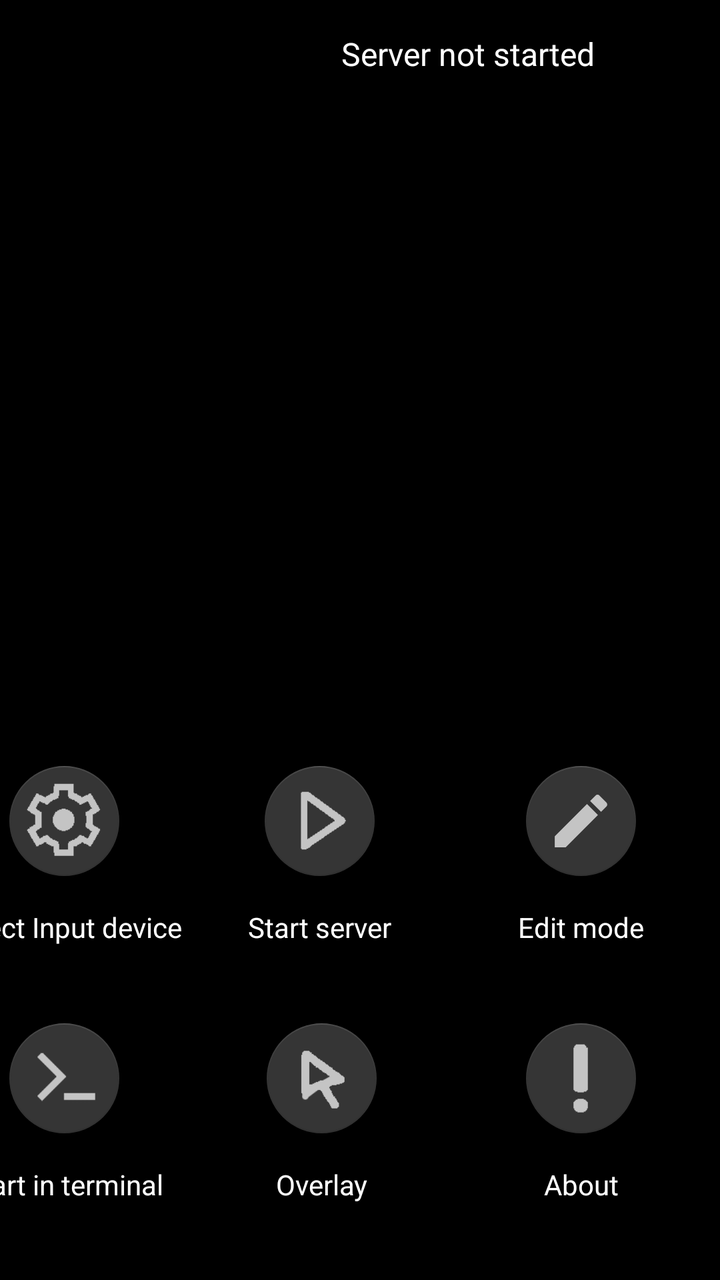
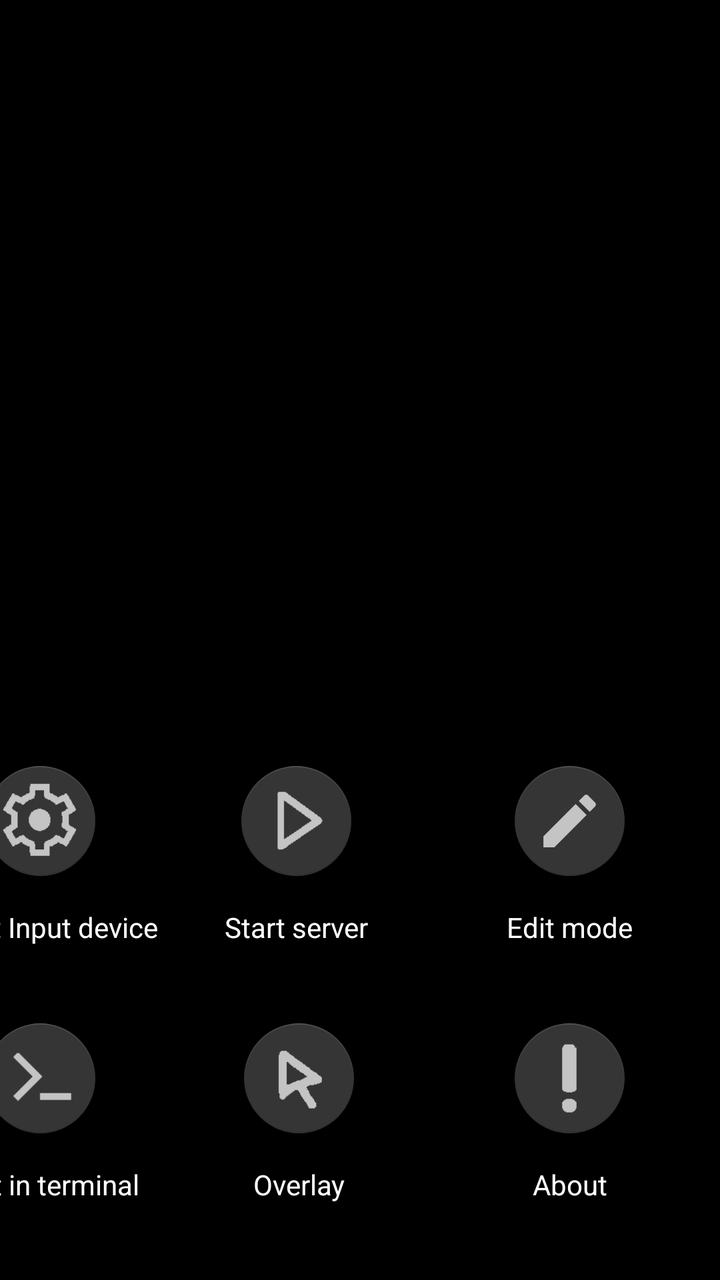

Screens rendered from an Android XML layout before and after an edit, with the pre-edit source and the edit as a unified diff.
<!-- AndroidManifest.xml: application theme Theme.XtMapper -->
<!-- res/layout/activity_main.xml -->
<?xml version="1.0" encoding="utf-8"?>
<androidx.constraintlayout.widget.ConstraintLayout xmlns:android="http://schemas.android.com/apk/res/android"
    xmlns:app="http://schemas.android.com/apk/res-auto"
    xmlns:tools="http://schemas.android.com/tools"
    android:id="@+id/activity_main"
    android:layout_width="match_parent"
    android:layout_height="match_parent"
    android:background="@android:color/background_dark"
    tools:context=".MainActivity"
    tools:ignore="ContentDescription,SpUsage">

    <TextView
        android:id="@+id/cmdview"
        android:layout_width="250dp"
        android:layout_height="341dp"
        android:layout_marginTop="16dp"
        android:isScrollContainer="true"
        android:text="@string/run_script_info"
        android:textAlignment="center"
        android:textAppearance="@android:style/TextAppearance.Material.Large"
        android:textColor="@color/white"
        android:textSize="16sp"
        app:layout_constraintHorizontal_bias="0.99"
        app:layout_constraintLeft_toLeftOf="@+id/activity_main"
        app:layout_constraintRight_toRightOf="@+id/activity_main"
        app:layout_constraintTop_toTopOf="@+id/activity_main" />

    <TextView
        android:id="@+id/cmdview2"
        android:layout_width="136dp"
        android:layout_height="136dp"
        android:textColor="@color/white"
        app:layout_constraintHorizontal_bias="0.1"
        app:layout_constraintLeft_toLeftOf="@+id/activity_main"
        app:layout_constraintRight_toRightOf="@+id/cmdview"
        app:layout_constraintTop_toTopOf="parent" />

    <TextView
        android:id="@+id/cmdview3"
        android:layout_width="156dp"
        android:layout_height="134dp"
        android:layout_marginTop="48dp"
        android:textColor="@color/white"
        app:layout_constraintHorizontal_bias="0.013"
        app:layout_constraintLeft_toLeftOf="@+id/activity_main"
        app:layout_constraintRight_toRightOf="@+id/activity_main"
        app:layout_constraintTop_toBottomOf="@+id/cmdview2" />

    <androidx.constraintlayout.widget.ConstraintLayout
        android:id="@+id/constrained"
        android:layout_width="388dp"
        android:layout_height="257dp"
        app:layout_constraintBottom_toBottomOf="parent"
        app:layout_constraintEnd_toEndOf="parent">

        <androidx.constraintlayout.widget.Barrier
            android:id="@+id/barrierVertical"
            android:layout_width="0dp"
            android:layout_height="0dp"
            android:orientation="vertical"
            app:barrierDirection="right"
            app:constraint_referenced_ids="L1, L2"
            tools:layout_editor_absoluteX="125dp" />

        <androidx.constraintlayout.widget.Barrier
            android:id="@+id/barrierVertical2"
            android:layout_width="0dp"
            android:layout_height="0dp"
            android:orientation="vertical"
            app:barrierDirection="right"
            app:constraint_referenced_ids="R2, L2"
            tools:layout_editor_absoluteX="125dp" />

        <FrameLayout
            android:id="@+id/L1"
            android:layout_width="120dp"
            android:layout_height="90dp"
            android:layout_gravity="bottom|end"
            android:layout_marginEnd="10dp"
            android:layout_marginBottom="128dp"
            app:layout_constraintLeft_toLeftOf="parent">

            <com.google.android.material.floatingactionbutton.FloatingActionButton
                android:id="@+id/config_pointer"
                android:layout_width="wrap_content"
                android:layout_height="wrap_content"
                android:layout_gravity="top|center"
                android:scaleType="centerInside"
                android:src="@drawable/settings"
                app:backgroundTint="@color/grey"
                app:fabCustomSize="55dp"
                app:maxImageSize="40dp"
                app:tint="@color/white2"
                tools:ignore="ContentDescription" />

            <TextView
                android:layout_width="match_parent"
                android:layout_height="wrap_content"
                android:layout_gravity="bottom|center"
                android:elevation="16dp"
                android:text="@string/configure"
                android:textAlignment="center"
                android:textAppearance="?android:attr/textAppearanceMedium"
                android:textColor="@android:color/white"
                android:textSize="14dp" />
        </FrameLayout>


        <FrameLayout
            android:id="@+id/R1"
            android:layout_width="120dp"
            android:layout_height="90dp"
            android:layout_gravity="bottom|end"
            app:layout_constraintHorizontal_bias="0.051"
            app:layout_constraintLeft_toRightOf="@+id/barrierVertical"
            app:layout_constraintRight_toRightOf="parent"
            app:layout_constraintTop_toTopOf="parent">

            <com.google.android.material.floatingactionbutton.FloatingActionButton
                android:id="@+id/startServer"
                android:layout_width="wrap_content"
                android:layout_height="wrap_content"
                android:layout_gravity="top|center"
                android:scaleType="centerInside"
                android:src="@drawable/start"
                app:backgroundTint="@color/grey"
                app:fabCustomSize="55dp"
                app:maxImageSize="40dp"
                app:tint="@color/white2" />

            <TextView
                android:layout_width="wrap_content"
                android:layout_height="wrap_content"
                android:layout_gravity="bottom|center"
                android:elevation="16dp"
                android:text="@string/start_server"
                android:textAppearance="?android:attr/textAppearanceMedium"
                android:textColor="@android:color/white"
                android:textSize="14dp" />
        </FrameLayout>

        <androidx.constraintlayout.widget.Barrier
            android:id="@+id/barrier1"
            android:layout_width="0dp"
            android:layout_height="0dp"
            android:orientation="horizontal"
            app:barrierDirection="bottom"
            app:constraint_referenced_ids="L1, R1"
            tools:layout_editor_absoluteY="44dp" />


        <FrameLayout
            android:id="@+id/L2"
            android:layout_width="120dp"
            android:layout_height="90dp"
            android:layout_gravity="bottom|end"
            app:layout_constraintBottom_toBottomOf="parent"
            app:layout_constraintLeft_toLeftOf="parent"
            app:layout_constraintTop_toBottomOf="@id/barrier1">

            <com.google.android.material.floatingactionbutton.FloatingActionButton
                android:id="@+id/startServerM"
                android:layout_width="wrap_content"
                android:layout_height="wrap_content"
                android:layout_gravity="top|center"
                android:scaleType="centerInside"
                android:src="@drawable/terminal"
                app:backgroundTint="@color/grey"
                app:fabCustomSize="55dp"
                app:maxImageSize="40dp"
                app:tint="@color/white2" />

            <TextView
                android:layout_width="wrap_content"
                android:layout_height="wrap_content"
                android:layout_gravity="bottom|center"
                android:elevation="16dp"
                android:text="@string/start_server_manual"
                android:textAppearance="?android:attr/textAppearanceMedium"
                android:textColor="@android:color/white"
                android:textSize="14dp"
                tools:ignore="SpUsage" />
        </FrameLayout>

        <FrameLayout
            android:id="@+id/R2"
            android:layout_width="120dp"
            android:layout_height="90dp"
            android:layout_gravity="bottom|end"
            app:layout_constraintBottom_toBottomOf="parent"
            app:layout_constraintHorizontal_bias="0.058"
            app:layout_constraintLeft_toRightOf="@+id/barrierVertical"
            app:layout_constraintRight_toRightOf="parent"
            app:layout_constraintTop_toBottomOf="@id/barrier1">

            <com.google.android.material.floatingactionbutton.FloatingActionButton
                android:id="@+id/startPointer"
                android:layout_width="wrap_content"
                android:layout_height="wrap_content"
                android:layout_gravity="top|center"
                android:scaleType="centerInside"
                android:src="@drawable/touch_p"
                app:backgroundTint="@color/grey"
                app:fabCustomSize="55dp"
                app:maxImageSize="40dp"
                app:tint="@color/white2" />

            <TextView
                android:layout_width="wrap_content"
                android:layout_height="wrap_content"
                android:layout_gravity="bottom|center"
                android:elevation="16dp"
                android:text="@string/start_touch_pointer"
                android:textAppearance="?android:attr/textAppearanceMedium"
                android:textColor="@android:color/white"
                android:textSize="14dp" />
        </FrameLayout>

        <FrameLayout
            android:id="@+id/R3"
            android:layout_width="120dp"
            android:layout_height="90dp"
            android:layout_gravity="bottom|end"
            app:layout_constraintBottom_toBottomOf="parent"
            app:layout_constraintLeft_toRightOf="@+id/barrierVertical2"
            app:layout_constraintRight_toRightOf="parent"
            app:layout_constraintTop_toBottomOf="@id/barrier1">

            <com.google.android.material.floatingactionbutton.FloatingActionButton
                android:layout_width="wrap_content"
                android:layout_height="wrap_content"
                android:layout_gravity="top|center"
                android:scaleType="centerInside"
                android:src="@drawable/about"
                app:backgroundTint="@color/grey"
                app:fabCustomSize="55dp"
                app:maxImageSize="40dp"
                app:tint="@color/white2" />

            <TextView
                android:layout_width="wrap_content"
                android:layout_height="wrap_content"
                android:layout_gravity="bottom|center"
                android:elevation="16dp"
                android:text="@string/about_info"
                android:textAppearance="?android:attr/textAppearanceMedium"
                android:textColor="@android:color/white"
                android:textSize="14dp" />
        </FrameLayout>

        <FrameLayout
            android:id="@+id/L3"
            android:layout_width="120dp"
            android:layout_height="90dp"
            android:layout_gravity="bottom|end"
            app:layout_constraintLeft_toRightOf="@+id/barrierVertical2"
            app:layout_constraintRight_toRightOf="parent"
            app:layout_constraintTop_toTopOf="parent">

            <com.google.android.material.floatingactionbutton.FloatingActionButton
                android:id="@+id/start_editor"
                android:layout_width="wrap_content"
                android:layout_height="wrap_content"
                android:layout_gravity="top|center"
                android:scaleType="centerInside"
                android:src="@drawable/ic_create_white_24dp"
                app:backgroundTint="@color/grey"
                app:fabCustomSize="55dp"
                app:maxImageSize="35dp"
                app:tint="@color/white2" />

            <TextView
                android:layout_width="wrap_content"
                android:layout_height="wrap_content"
                android:layout_gravity="bottom|center"
                android:elevation="16dp"
                android:text="@string/edit_keymap"
                android:textAppearance="?android:attr/textAppearanceMedium"
                android:textColor="@android:color/white"
                android:textSize="14dp" />
        </FrameLayout>

    </androidx.constraintlayout.widget.ConstraintLayout>

</androidx.constraintlayout.widget.ConstraintLayout>
<!-- resources referenced by this layout -->
<resources>
  <color name="grey">#353535</color>
  <color name="white">#FFFFFFFF</color>
  <color name="white2">#c4c4c4</color>
  <!-- drawable about: png bitmap (drawable, 2834 bytes) -->
  <!-- drawable ic_create_white_24dp (drawable) -->
  <vector
      android:tint="#FFFFFF"
      android:viewportHeight="24.0" android:viewportWidth="24.0"
      android:width="24dp" android:height="24dp"
      xmlns:android="http://schemas.android.com/apk/res/android">
      <path android:fillColor="#FFFFFFFF"
          android:pathData="M3,17.25V21h3.75L17.81,9.94l-3.75,-3.75L3,17.25zM20.71,7.04c0.39,-0.39 0.39,-1.02 0,-1.41l-2.34,-2.34c-0.39,-0.39 -1.02,-0.39 -1.41,0l-1.83,1.83 3.75,3.75 1.83,-1.83z"/>
  </vector>
  <!-- drawable settings: png bitmap (drawable, 6008 bytes) -->
  <!-- drawable start: png bitmap (drawable, 13620 bytes) -->
  <!-- drawable terminal: png bitmap (drawable, 654 bytes) -->
  <!-- drawable touch_p: png bitmap (drawable, 21286 bytes) -->
  <string name="about_info">About</string>
  <string name="configure">Select Input device</string>
  <string name="edit_keymap">Edit mode</string>
  <string name="run_script_info">Server not started\n</string>
  <string name="start_server">Start server</string>
  <string name="start_server_manual">Start in terminal</string>
  <string name="start_touch_pointer">Overlay</string>
  <style name="Theme.XtMapper" parent="Theme.MaterialComponents.DayNight.DarkActionBar">
          
          <item name="colorPrimary">@color/purple_500</item>
          <item name="colorPrimaryVariant">@color/purple_700</item>
          <item name="colorOnPrimary">@color/white</item>
          
          <item name="colorSecondary">@color/teal_200</item>
          <item name="colorSecondaryVariant">@color/teal_700</item>
          <item name="colorOnSecondary">@color/black</item>
          
          <item name="android:statusBarColor" tools:targetApi="l">?attr/colorPrimaryVariant</item>
          
  
  
      </style>
  <color name="purple_500">#FF6200EE</color>
  <color name="purple_700">#FF3700B3</color>
  <color name="teal_200">#FF03DAC5</color>
  <color name="teal_700">#FF018786</color>
  <color name="black">#FF000000</color>
</resources>

<!-- the commit's change to res/layout/activity_main.xml (unified diff, before → after) -->
@@ -11,44 +11,51 @@
 
     <TextView
         android:id="@+id/cmdview"
-        android:layout_width="250dp"
-        android:layout_height="341dp"
-        android:layout_marginTop="16dp"
-        android:isScrollContainer="true"
-        android:text="@string/run_script_info"
-        android:textAlignment="center"
+        android:layout_width="200dp"
+        android:layout_height="0dp"
+        android:layout_marginVertical="10dp"
+        android:layout_marginEnd="10dp"
+        android:gravity="bottom"
         android:textAppearance="@android:style/TextAppearance.Material.Large"
         android:textColor="@color/white"
         android:textSize="16sp"
-        app:layout_constraintHorizontal_bias="0.99"
-        app:layout_constraintLeft_toLeftOf="@+id/activity_main"
-        app:layout_constraintRight_toRightOf="@+id/activity_main"
-        app:layout_constraintTop_toTopOf="@+id/activity_main" />
+        app:layout_constraintBottom_toTopOf="@id/constrained"
+        app:layout_constraintTop_toTopOf="parent"
+        app:layout_constraintRight_toRightOf="@+id/activity_main" />
 
     <TextView
         android:id="@+id/cmdview2"
-        android:layout_width="136dp"
-        android:layout_height="136dp"
+        android:layout_width="0dp"
+        android:layout_height="0dp"
+        android:layout_marginTop="10dp"
+        android:layout_marginBottom="5dp"
+        android:layout_marginEnd="10dp"
         android:textColor="@color/white"
-        app:layout_constraintHorizontal_bias="0.1"
-        app:layout_constraintLeft_toLeftOf="@+id/activity_main"
-        app:layout_constraintRight_toRightOf="@+id/cmdview"
-        app:layout_constraintTop_toTopOf="parent" />
+        android:gravity="bottom"
+        android:maxLines="8"
+        app:layout_constraintRight_toLeftOf="@+id/cmdview"
+        app:layout_constraintBottom_toTopOf="@id/cmdview3"
+        app:layout_constraintLeft_toLeftOf="@id/constrained"
+        app:layout_constraintTop_toTopOf="parent"/>
 
     <TextView
         android:id="@+id/cmdview3"
-        android:layout_width="156dp"
-        android:layout_height="134dp"
-        android:layout_marginTop="48dp"
+        android:layout_width="0dp"
+        android:layout_height="0dp"
+        android:layout_marginTop="5dp"
+        android:layout_marginBottom="10dp"
+        android:layout_marginEnd="10dp"
         android:textColor="@color/white"
-        app:layout_constraintHorizontal_bias="0.013"
-        app:layout_constraintLeft_toLeftOf="@+id/activity_main"
-        app:layout_constraintRight_toRightOf="@+id/activity_main"
-        app:layout_constraintTop_toBottomOf="@+id/cmdview2" />
+        android:gravity="bottom"
+        android:maxLines="8"
+        app:layout_constraintRight_toLeftOf="@+id/cmdview"
+        app:layout_constraintBottom_toTopOf="@id/constrained"
+        app:layout_constraintTop_toBottomOf="@id/cmdview2"
+        app:layout_constraintLeft_toLeftOf="@id/constrained"/>
 
     <androidx.constraintlayout.widget.ConstraintLayout
         android:id="@+id/constrained"
-        android:layout_width="388dp"
+        android:layout_width="400dp"
         android:layout_height="257dp"
         app:layout_constraintBottom_toBottomOf="parent"
         app:layout_constraintEnd_toEndOf="parent">
<!-- resource entries referenced after the edit -->
@@ -20,7 +20,6 @@
   <string name="about_info">About</string>
   <string name="configure">Select Input device</string>
   <string name="edit_keymap">Edit mode</string>
-  <string name="run_script_info">Server not started\n</string>
   <string name="start_server">Start server</string>
   <string name="start_server_manual">Start in terminal</string>
   <string name="start_touch_pointer">Overlay</string>
